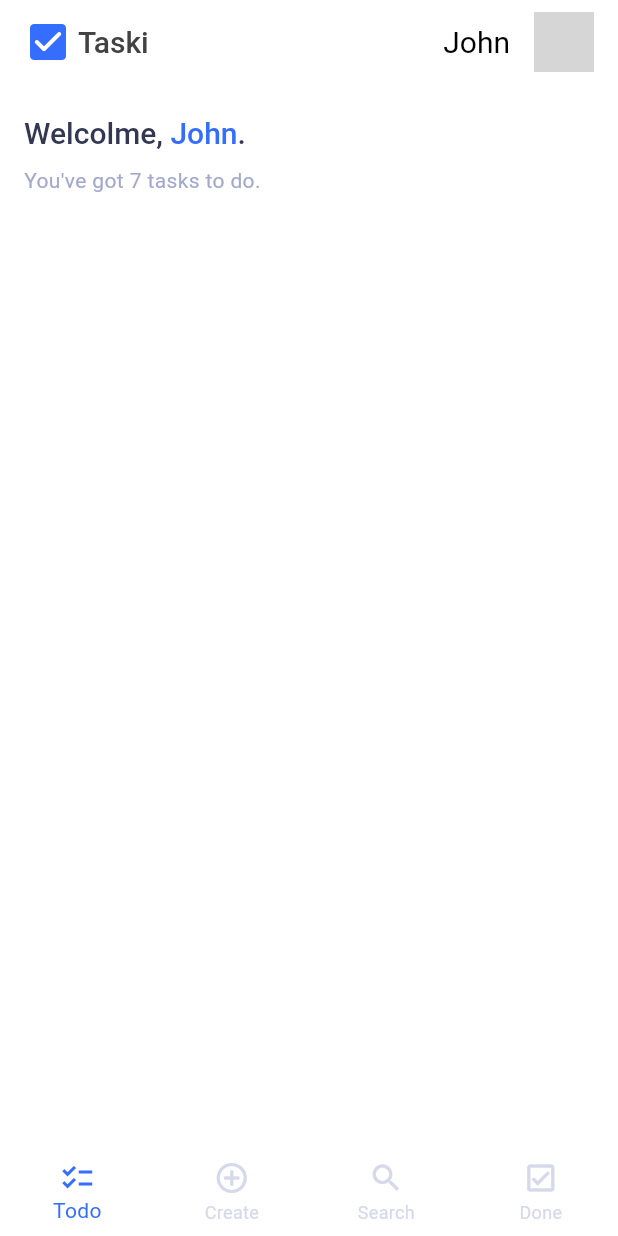
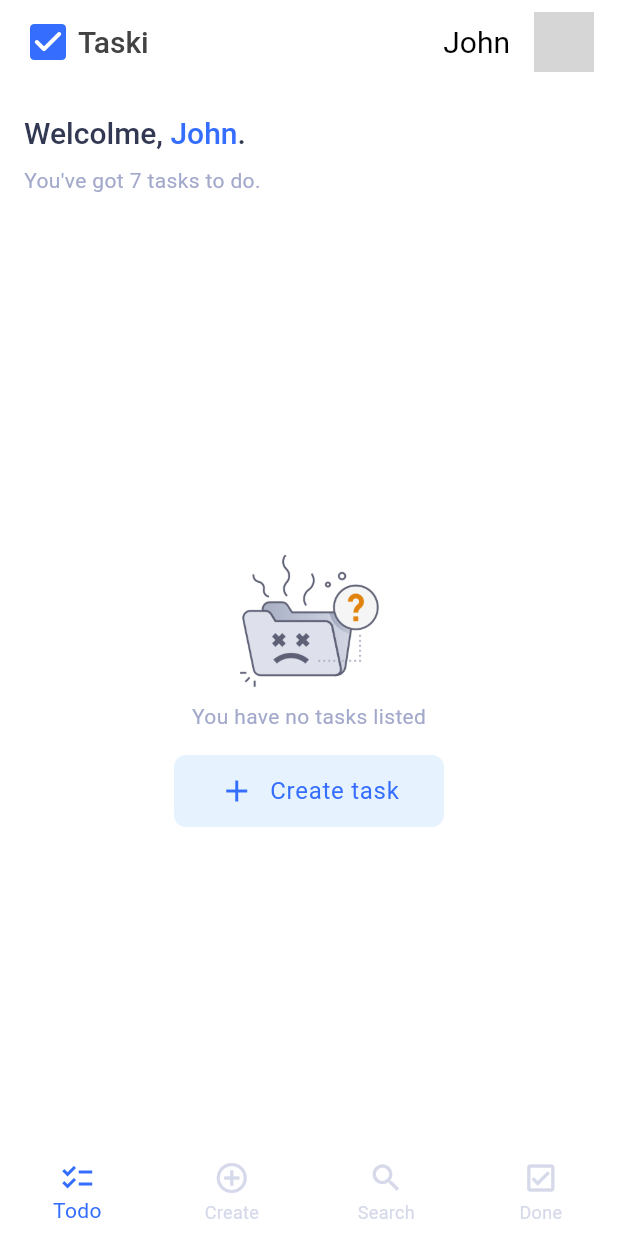
Before and after one commit to lukiinhas1616/flutasks, a Flutter app: the screen it shows after launch, on a phone screen of 412 x 824 dp. Run offline on Flutter 3.47's test engine with Material 3 defaults, Android fonts, the phone set to English and light mode, and no system bars; our stand-ins replace equatable, flutter_modular, hive; accounts and stored records are empty; network calls fail; grey boxes are pictures that could not be loaded.

Commit message:
chore: ui improvements

```diff
--- /dev/null
+++ b/lib/core/shared/presentation/ui/widgets/global_bottombar_widget.dart
@@ -0,0 +1,30 @@
+import 'package:flutter/material.dart';
+
+class GlobalBottomBarWidget extends StatelessWidget {
+  const GlobalBottomBarWidget({super.key});
+
+  @override
+  Widget build(BuildContext context) {
+    return BottomNavigationBar(
+      type: BottomNavigationBarType.fixed,
+      items: const [
+        BottomNavigationBarItem(
+          icon: Icon(Icons.checklist_outlined),
+          label: 'Todo',
+        ),
+        BottomNavigationBarItem(
+          icon: Icon(Icons.add_circle_outline),
+          label: 'Create',
+        ),
+        BottomNavigationBarItem(
+          icon: Icon(Icons.search_outlined),
+          label: 'Search',
+        ),
+        BottomNavigationBarItem(
+          icon: Icon(Icons.check_box_outlined),
+          label: 'Done',
+        ),
+      ],
+    );
+  }
+}
--- /dev/null
+++ b/lib/core/shared/presentation/ui/widgets/global_buttom_widget.dart
@@ -0,0 +1,73 @@
+import 'package:flutter/material.dart';
+
+class GlobalButtonWidget extends StatelessWidget {
+  final String label;
+  final VoidCallback onPressed;
+  final bool isOutlined;
+  final bool isLoading;
+  final IconData? icon;
+
+  const GlobalButtonWidget({
+    super.key,
+    required this.label,
+    required this.onPressed,
+    this.isOutlined = false,
+    this.isLoading = false,
+    this.icon,
+  });
+
+  @override
+  Widget build(BuildContext context) {
+    final theme = Theme.of(context);
+    final color = isOutlined ? Colors.white : theme.colorScheme.onPrimary;
+    final textStyle = theme.textTheme.bodyLarge?.copyWith(
+      fontWeight: FontWeight.w400,
+      color: color,
+    );
+
+    final child = isLoading
+        ? CircularProgressIndicator(color: color)
+        : Row(
+            spacing: 10,
+            mainAxisAlignment: MainAxisAlignment.center,
+            children: [
+              if (icon != null) Icon(icon, color: color, size: 24),
+              Text(label, style: textStyle),
+            ],
+          );
+
+    // OutlinedButton
+    if (isOutlined) {
+      return OutlinedButton(
+        onPressed: onPressed,
+        style: OutlinedButton.styleFrom(
+          foregroundColor: theme.colorScheme.primary,
+          side: BorderSide(
+            color: theme.colorScheme.primary,
+            width: 2.0,
+          ),
+          padding: const EdgeInsets.symmetric(vertical: 12.0),
+          shape: RoundedRectangleBorder(
+            borderRadius: BorderRadius.circular(8.0),
+          ),
+        ),
+        child: child,
+      );
+    }
+
+    // Default Button
+    return ElevatedButton(
+      onPressed: onPressed,
+      style: ElevatedButton.styleFrom(
+        elevation: 0,
+        backgroundColor: const Color(0xffe6f3ff),
+        foregroundColor: Colors.white,
+        padding: const EdgeInsets.symmetric(vertical: 12.0),
+        shape: RoundedRectangleBorder(
+          borderRadius: BorderRadius.circular(8.0),
+        ),
+      ),
+      child: child,
+    );
+  }
+}
--- /dev/null
+++ b/lib/core/utils/assets_dir/images_dir.dart
@@ -0,0 +1,7 @@
+class ImagesDir {
+  const ImagesDir();
+
+  static const String base = 'assets/images';
+
+  static String empty = '$base/empty.png';
+}
--- a/lib/core/utils/themes/global_theme.dart
+++ b/lib/core/utils/themes/global_theme.dart
@@ -78,18 +78,23 @@ ThemeData get globalTheme => ThemeData(
         ),
       ),
       inputDecorationTheme: const InputDecorationTheme(
-        border: OutlineInputBorder(
-          borderRadius: BorderRadius.all(Radius.circular(4)),
-        ),
-        focusedBorder: OutlineInputBorder(
-          borderRadius: BorderRadius.all(Radius.circular(4)),
-        ),
         contentPadding: EdgeInsets.symmetric(
           vertical: 8.0,
           horizontal: 10.0,
         ),
+        border: InputBorder.none,
         hintStyle: TextStyle(
+          fontSize: 14,
           color: Color(0xFFCACBCF),
+          fontWeight: FontWeight.w400,
+        ),
+      ),
+      textButtonTheme: TextButtonThemeData(
+        style: ButtonStyle(
+          padding: WidgetStateProperty.all(const EdgeInsets.all(16)),
+          foregroundColor: WidgetStateProperty.all(
+            const Color(0xff356eff),
+          ),
         ),
       ),
       snackBarTheme: SnackBarThemeData(
--- a/lib/modules/task/presentation/ui/pages/tasks_page.dart
+++ b/lib/modules/task/presentation/ui/pages/tasks_page.dart
@@ -1,6 +1,10 @@
 import 'package:flutasks/core/shared/presentation/ui/widgets/global_appbar_widget.dart';
 import 'package:flutter/material.dart';
 
+import '../../../../../core/shared/presentation/ui/widgets/global_bottombar_widget.dart';
+import '../../../../../core/shared/presentation/ui/widgets/global_buttom_widget.dart';
+import '../../../../../core/utils/assets_dir/images_dir.dart';
+import '../bottomsheets/create_task_bottomsheet.dart';
 import '../widgets/task_principal_header_widget.dart';
 
 class TasksPage extends StatefulWidget {
@@ -13,36 +17,52 @@ class TasksPage extends StatefulWidget {
 class _TasksPageState extends State<TasksPage> {
   @override
   Widget build(BuildContext context) {
+    final size = MediaQuery.of(context).size;
     return Scaffold(
       appBar: const GlobalAppbarWidget(),
-      bottomNavigationBar: BottomNavigationBar(
-        type: BottomNavigationBarType.fixed,
-        items: const [
-          BottomNavigationBarItem(
-            icon: Icon(Icons.checklist_outlined),
-            label: 'Todo',
-          ),
-          BottomNavigationBarItem(
-            icon: Icon(Icons.add_circle_outline),
-            label: 'Create',
-          ),
-          BottomNavigationBarItem(
-            icon: Icon(Icons.search_outlined),
-            label: 'Search',
-          ),
-          BottomNavigationBarItem(
-            icon: Icon(Icons.check_box_outlined),
-            label: 'Done',
-          ),
-        ],
-      ),
-      body: const Padding(
-        padding: EdgeInsets.symmetric(horizontal: 16),
+      bottomNavigationBar: const GlobalBottomBarWidget(),
+      body: Padding(
+        padding: const EdgeInsets.symmetric(horizontal: 16),
         child: Column(
           spacing: 16,
           crossAxisAlignment: CrossAxisAlignment.stretch,
           children: [
-            TaskPrincipalHeader(),
+            const TaskPrincipalHeader(),
+            Expanded(
+              child: Column(
+                mainAxisAlignment: MainAxisAlignment.center,
+                mainAxisSize: MainAxisSize.max,
+                children: [
+                  Image.asset(
+                    ImagesDir.empty,
+                    scale: 2.4,
+                  ),
+                  Text(
+                    'You have no tasks listed',
+                    style: Theme.of(context).textTheme.bodyMedium?.copyWith(
+                          color: Theme.of(context).colorScheme.secondary,
+                        ),
+                  ),
+                  const SizedBox(height: 16),
+                  SizedBox(
+                    width: 180,
+                    child: GlobalButtonWidget(
+                      label: 'Create task',
+                      icon: Icons.add,
+                      onPressed: () {
+                        showModalBottomSheet(
+                          context: context,
+                          isScrollControlled: true,
+                          builder: (context) {
+                            return const CreateTaskBottomSheet();
+                          },
+                        );
+                      },
+                    ),
+                  ),
+                ],
+              ),
+            )
           ],
         ),
       ),
--- a/pubspec.yaml
+++ b/pubspec.yaml
@@ -40,6 +40,9 @@ dev_dependencies:
 flutter:
   uses-material-design: true
 
+  assets:
+    - assets/images/
+
 
   fonts:
     - family: Poppins
```
Also changed, not shown: lib/modules/task/presentation/ui/bottomsheets/create_task_bottomsheet.dart (added, +62 -0 lines), assets/images/empty.png (added).
